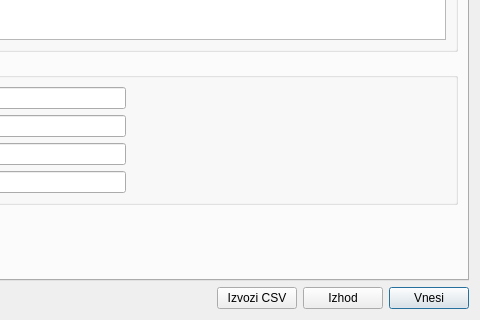
Old version of the form potninalogi.ui in the repository bubi-luka/BubiRacun; both pictures show x 229 to 709 and y 437 to 757 of the 709 by 757 pixel window.
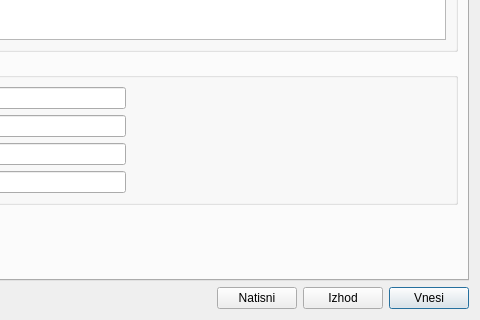
New version of the form.

The edit to the form file:
```diff
--- a/potninalogi.ui
+++ b/potninalogi.ui
@@ -1132,7 +1132,7 @@
         <enum>Qt::NoFocus</enum>
        </property>
        <property name="text">
-        <string>Izvozi CSV</string>
+        <string>Natisni</string>
        </property>
       </widget>
      </item>
```
